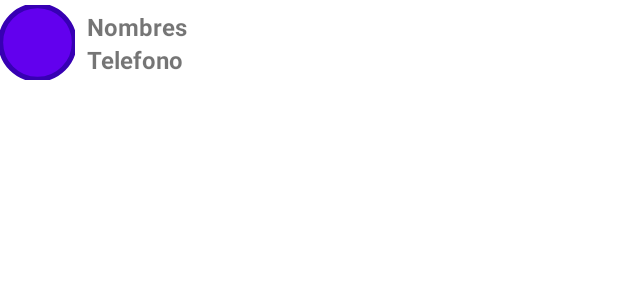
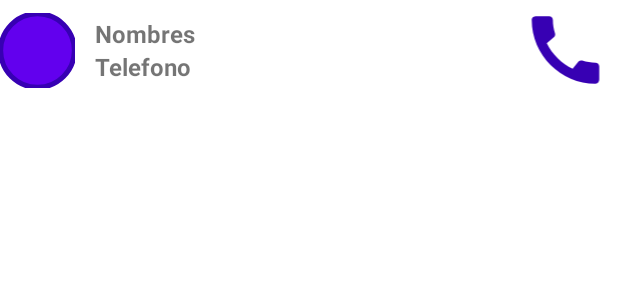
Before and after one commit to Diosenelth/Contactos, an Android app: the layout modelo.xml on its own in the app's theme, with its tools: preview values and no code run, on a phone screen of 412 x 824 dp. Shown: the top 300 px of the screen. Run offline under Robolectric (Android 15) with nearby library versions, the phone set to English and light mode, and no system bars.

```diff
--- a/app/build.gradle
+++ b/app/build.gradle
@@ -45,4 +45,6 @@ dependencies {
     testImplementation 'junit:junit:4.13.2'
     androidTestImplementation 'androidx.test.ext:junit:1.1.3'
     androidTestImplementation 'androidx.test.espresso:espresso-core:3.4.0'
+    implementation 'com.github.f0ris.sweetalert:library:1.6.2'
+
 }
--- /dev/null
+++ b/app/src/main/java/com/example/contactos/IActualizarVista.kt
@@ -0,0 +1,5 @@
+package com.example.contactos
+
+interface IActualizarVista {
+    fun actualizarVista(String: String)
+}
--- a/app/src/main/java/com/example/contactos/SQLiteHelper.kt
+++ b/app/src/main/java/com/example/contactos/SQLiteHelper.kt
@@ -42,6 +42,11 @@ class SQLiteHelper(contexto: Context?) : SQLiteOpenHelper(contexto, NOMBRE_BASE_
         val resultado = db.update("Contactos", contentValues, "id = ?", arrayOf(contactoModel.id.toString()))
         return resultado != -1
     }
+    fun deleteDatos(id:String):Boolean {
+        val db = this.writableDatabase
+        val resultado = db.delete("Contactos", "id = ?", arrayOf(id))
+        return resultado != -1
+    }
 
     companion object {
         private const val NOMBRE_BASE_DATOS = "contactos.db"
--- a/app/src/main/java/com/example/contactos/SecondFragment.kt
+++ b/app/src/main/java/com/example/contactos/SecondFragment.kt
@@ -52,7 +52,6 @@ class SecondFragment : Fragment() {
                 }else{
                     Toast.makeText(context,"Error al actualizar",Toast.LENGTH_SHORT).show()
                 }
-                requireActivity().supportFragmentManager.popBackStack()
             }
         }
     }
--- /dev/null
+++ b/app/src/main/res/drawable/ic_baseline_call_24.xml
@@ -0,0 +1,10 @@
+<vector xmlns:android="http://schemas.android.com/apk/res/android"
+    android:width="24dp"
+    android:height="24dp"
+    android:tint="@color/design_default_color_primary_variant"
+    android:viewportWidth="24"
+    android:viewportHeight="24">
+    <path
+        android:fillColor="@android:color/black"
+        android:pathData="M20.01,15.38c-1.23,0 -2.42,-0.2 -3.53,-0.56 -0.35,-0.12 -0.74,-0.03 -1.01,0.24l-1.57,1.97c-2.83,-1.35 -5.48,-3.9 -6.89,-6.83l1.95,-1.66c0.27,-0.28 0.35,-0.67 0.24,-1.02 -0.37,-1.11 -0.56,-2.3 -0.56,-3.53 0,-0.54 -0.45,-0.99 -0.99,-0.99H4.19C3.65,3 3,3.24 3,3.99 3,13.28 10.73,21 20.01,21c0.71,0 0.99,-0.63 0.99,-1.18v-3.45c0,-0.54 -0.45,-0.99 -0.99,-0.99z" />
+</vector>
--- a/app/src/main/res/layout/modelo.xml
+++ b/app/src/main/res/layout/modelo.xml
@@ -38,9 +38,10 @@
         android:id="@+id/linearLayout"
         android:layout_width="0dp"
         android:layout_height="match_parent"
+        android:layout_marginStart="5dp"
         android:orientation="vertical"
         app:layout_constraintBottom_toBottomOf="parent"
-        app:layout_constraintEnd_toEndOf="parent"
+        app:layout_constraintEnd_toStartOf="@+id/llamar"
         app:layout_constraintStart_toEndOf="@+id/item_lista_general_compuesto_circle_imv"
         app:layout_constraintTop_toTopOf="parent">
 
@@ -59,12 +60,21 @@
             android:id="@+id/tel"
             android:layout_width="match_parent"
             android:layout_height="wrap_content"
-            android:text="Telefono"
             android:layout_marginStart="8dp"
             android:layout_marginEnd="8dp"
+            android:text="Telefono"
             android:textSize="16sp"
-            android:textStyle="bold"/>
+            android:textStyle="bold" />
 
     </LinearLayout>
 
+    <ImageView
+        android:id="@+id/llamar"
+        android:layout_width="70dp"
+        android:layout_height="60dp"
+        app:layout_constraintBottom_toBottomOf="parent"
+        app:layout_constraintEnd_toEndOf="parent"
+        app:layout_constraintTop_toTopOf="parent"
+        app:srcCompat="@drawable/ic_baseline_call_24" />
+
 </androidx.constraintlayout.widget.ConstraintLayout>
```
Also changed, not shown: app/src/main/java/com/example/contactos/AdaptadorContactos.kt (+18 -4 lines), app/src/main/java/com/example/contactos/FirstFragment.kt (+19 -3 lines).
